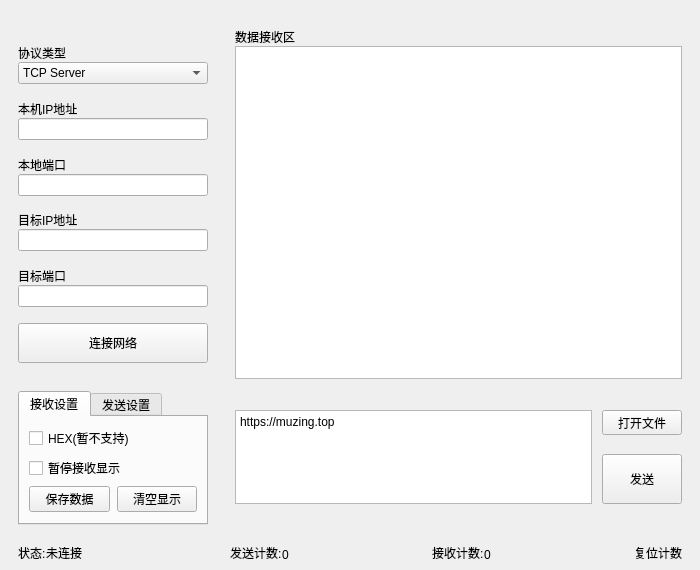
The window that UI/MainWindowUI.ui (Gchadking/NetAssist_PyQt) describes before a commit, drawn with Qt 5.
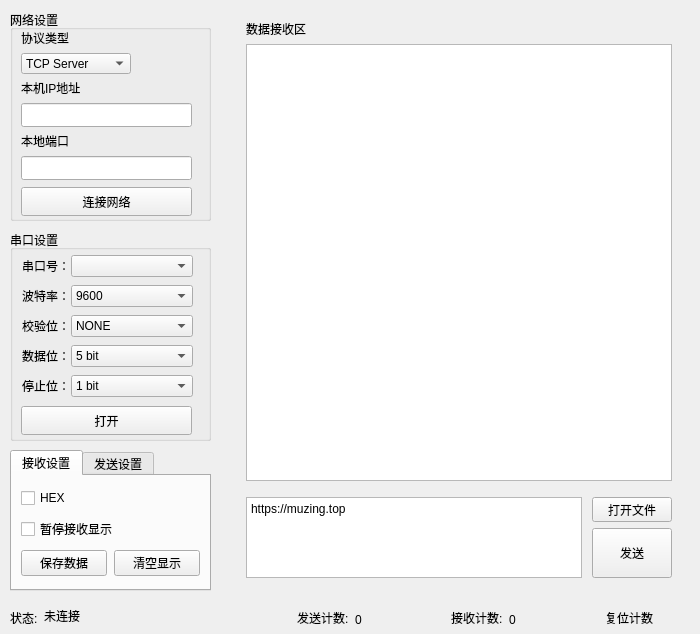
The same window after the commit. Icons and pictures are not drawn. Custom widgets are drawn as their Qt base class.

Commit message: '将h客户端和服务端合并并添加串口通讯界面'

The edit to the form file:
```diff
--- a/UI/MainWindowUI.ui
+++ b/UI/MainWindowUI.ui
@@ -7,7 +7,7 @@
     <x>0</x>
     <y>0</y>
     <width>700</width>
-    <height>570</height>
+    <height>634</height>
    </rect>
   </property>
   <property name="minimumSize">
@@ -23,338 +23,15 @@
    <iconset resource="resources.qrc">
     <normaloff>:/img/Icons/Network.png</normaloff>:/img/Icons/Network.png</iconset>
   </property>
-  <layout class="QGridLayout" name="gridLayout" columnstretch="1,4" rowminimumheight="9,5,0">
-   <property name="leftMargin">
-    <number>18</number>
-   </property>
-   <property name="topMargin">
-    <number>18</number>
-   </property>
-   <property name="rightMargin">
-    <number>18</number>
-   </property>
-   <property name="bottomMargin">
-    <number>8</number>
-   </property>
-   <property name="horizontalSpacing">
-    <number>22</number>
-   </property>
-   <property name="verticalSpacing">
-    <number>12</number>
-   </property>
-   <item row="0" column="0">
-    <layout class="QVBoxLayout" name="verticalLayout">
-     <item>
-      <spacer name="verticalSpacer_7">
-       <property name="orientation">
-        <enum>Qt::Vertical</enum>
-       </property>
-       <property name="sizeHint" stdset="0">
-        <size>
-         <width>20</width>
-         <height>50</height>
-        </size>
-       </property>
-      </spacer>
-     </item>
-     <item>
-      <widget class="QLabel" name="ProtocolTypeLabel">
-       <property name="text">
-        <string>协议类型</string>
-       </property>
-       <property name="alignment">
-        <set>Qt::AlignBottom|Qt::AlignLeading|Qt::AlignLeft</set>
-       </property>
-       <property name="buddy">
-        <cstring>ProtocolTypeComboBox</cstring>
-       </property>
-      </widget>
-     </item>
-     <item>
-      <widget class="QComboBox" name="ProtocolTypeComboBox">
-       <item>
-        <property name="text">
-         <string>TCP Server</string>
-        </property>
-       </item>
-       <item>
-        <property name="text">
-         <string>TCP Client</string>
-        </property>
-       </item>
-       <item>
-        <property name="text">
-         <string>UDP</string>
-        </property>
-       </item>
-       <item>
-        <property name="text">
-         <string>Web Server</string>
-        </property>
-       </item>
-      </widget>
-     </item>
-     <item>
-      <spacer name="verticalSpacer">
-       <property name="orientation">
-        <enum>Qt::Vertical</enum>
-       </property>
-       <property name="sizeHint" stdset="0">
-        <size>
-         <width>20</width>
-         <height>40</height>
-        </size>
-       </property>
-      </spacer>
-     </item>
-     <item>
-      <widget class="QLabel" name="MyHostAddrLabel">
-       <property name="text">
-        <string>本机IP地址</string>
-       </property>
-       <property name="alignment">
-        <set>Qt::AlignBottom|Qt::AlignLeading|Qt::AlignLeft</set>
-       </property>
-       <property name="buddy">
-        <cstring>MyHostAddrLineEdit</cstring>
-       </property>
-      </widget>
-     </item>
-     <item>
-      <widget class="QLineEdit" name="MyHostAddrLineEdit">
-       <property name="inputMask">
-        <string/>
-       </property>
-       <property name="alignment">
-        <set>Qt::AlignLeading|Qt::AlignLeft|Qt::AlignVCenter</set>
-       </property>
-       <property name="readOnly">
-        <bool>true</bool>
-       </property>
-      </widget>
-     </item>
-     <item>
-      <spacer name="verticalSpacer_6">
-       <property name="orientation">
-        <enum>Qt::Vertical</enum>
-       </property>
-       <property name="sizeHint" stdset="0">
-        <size>
-         <width>20</width>
-         <height>40</height>
-        </size>
-       </property>
-      </spacer>
-     </item>
-     <item>
-      <widget class="QLabel" name="MyPortLabel">
-       <property name="text">
-        <string>本地端口</string>
-       </property>
-       <property name="alignment">
-        <set>Qt::AlignBottom|Qt::AlignLeading|Qt::AlignLeft</set>
-       </property>
-       <property name="buddy">
-        <cstring>MyPortLineEdit</cstring>
-       </property>
-      </widget>
-     </item>
-     <item>
-      <widget class="PortLineEdit" name="MyPortLineEdit">
-       <property name="toolTip">
-        <string>作为Server启动时绑定的本地端口</string>
-       </property>
-       <property name="inputMask">
-        <string/>
-       </property>
-       <property name="maxLength">
-        <number>5</number>
-       </property>
-       <property name="alignment">
-        <set>Qt::AlignLeading|Qt::AlignLeft|Qt::AlignVCenter</set>
-       </property>
-      </widget>
-     </item>
-     <item>
-      <spacer name="verticalSpacer_5">
-       <property name="orientation">
-        <enum>Qt::Vertical</enum>
-       </property>
-       <property name="sizeHint" stdset="0">
-        <size>
-         <width>20</width>
-         <height>40</height>
-        </size>
-       </property>
-      </spacer>
-     </item>
-     <item>
-      <widget class="QLabel" name="label_4">
-       <property name="text">
-        <string>目标IP地址</string>
-       </property>
-       <property name="alignment">
-        <set>Qt::AlignBottom|Qt::AlignLeading|Qt::AlignLeft</set>
-       </property>
-       <property name="buddy">
-        <cstring>TargetIPLineEdit</cstring>
-       </property>
-      </widget>
-     </item>
-     <item>
-      <widget class="IPv4AddrLineEdit" name="TargetIPLineEdit">
-       <property name="toolTip">
-        <string>作为Client启动时连接服务器的地址</string>
-       </property>
-       <property name="maxLength">
-        <number>15</number>
-       </property>
-       <property name="alignment">
-        <set>Qt::AlignLeading|Qt::AlignLeft|Qt::AlignVCenter</set>
-       </property>
-      </widget>
-     </item>
-     <item>
-      <spacer name="verticalSpacer_3">
-       <property name="orientation">
-        <enum>Qt::Vertical</enum>
-       </property>
-       <property name="sizeHint" stdset="0">
-        <size>
-         <width>20</width>
-         <height>40</height>
-        </size>
-       </property>
-      </spacer>
-     </item>
-     <item>
-      <widget class="QLabel" name="label_6">
-       <property name="text">
-        <string>目标端口</string>
-       </property>
-       <property name="alignment">
-        <set>Qt::AlignBottom|Qt::AlignLeading|Qt::AlignLeft</set>
-       </property>
-       <property name="buddy">
-        <cstring>TargetPortLineEdit</cstring>
-       </property>
-      </widget>
-     </item>
-     <item>
-      <widget class="PortLineEdit" name="TargetPortLineEdit">
-       <property name="toolTip">
-        <string>作为Client启动时连接服务器的端口</string>
-       </property>
-       <property name="maxLength">
-        <number>5</number>
-       </property>
-       <property name="alignment">
-        <set>Qt::AlignLeading|Qt::AlignLeft|Qt::AlignVCenter</set>
-       </property>
-      </widget>
-     </item>
-     <item>
-      <spacer name="verticalSpacer_2">
-       <property name="orientation">
-        <enum>Qt::Vertical</enum>
-       </property>
-       <property name="sizeHint" stdset="0">
-        <size>
-         <width>20</width>
-         <height>40</height>
-        </size>
-       </property>
-      </spacer>
-     </item>
-     <item>
-      <widget class="ConnectButton" name="ConnectButton">
-       <property name="minimumSize">
-        <size>
-         <width>0</width>
-         <height>40</height>
-        </size>
-       </property>
-       <property name="maximumSize">
-        <size>
-         <width>16777215</width>
-         <height>40</height>
-        </size>
-       </property>
-       <property name="text">
-        <string>连接网络</string>
-       </property>
-       <property name="icon">
-        <iconset resource="resources.qrc">
-         <normaloff>:/img/Icons/broken_link_72px.ico</normaloff>
-         <normalon>:/img/Icons/link_72px.ico</normalon>:/img/Icons/broken_link_72px.ico</iconset>
-       </property>
-       <property name="checkable">
-        <bool>true</bool>
-       </property>
-       <property name="checked">
-        <bool>false</bool>
-       </property>
-      </widget>
-     </item>
-     <item>
-      <spacer name="verticalSpacer_4">
-       <property name="orientation">
-        <enum>Qt::Vertical</enum>
-       </property>
-       <property name="sizeHint" stdset="0">
-        <size>
-         <width>20</width>
-         <height>40</height>
-        </size>
-       </property>
-      </spacer>
-     </item>
-    </layout>
-   </item>
-   <item row="0" column="1">
-    <layout class="QVBoxLayout" name="verticalLayout_4">
-     <property name="leftMargin">
-      <number>5</number>
-     </property>
-     <property name="topMargin">
-      <number>10</number>
-     </property>
-     <property name="rightMargin">
-      <number>0</number>
-     </property>
-     <property name="bottomMargin">
-      <number>0</number>
-     </property>
-     <item>
-      <widget class="QLabel" name="ReceiveLabel">
-       <property name="sizePolicy">
-        <sizepolicy hsizetype="Preferred" vsizetype="Preferred">
-         <horstretch>0</horstretch>
-         <verstretch>0</verstretch>
-        </sizepolicy>
-       </property>
-       <property name="text">
-        <string>数据接收区</string>
-       </property>
-       <property name="alignment">
-        <set>Qt::AlignBottom|Qt::AlignLeading|Qt::AlignLeft</set>
-       </property>
-       <property name="wordWrap">
-        <bool>false</bool>
-       </property>
-      </widget>
-     </item>
-     <item>
-      <widget class="QPlainTextEdit" name="ReceivePlainTextEdit">
-       <property name="readOnly">
-        <bool>true</bool>
-       </property>
-      </widget>
-     </item>
-    </layout>
-   </item>
-   <item row="1" column="0">
     <widget class="QTabWidget" name="send_receive_setting">
+   <property name="geometry">
+    <rect>
+     <x>10</x>
+     <y>450</y>
+     <width>201</width>
+     <height>141</height>
+    </rect>
+   </property>
      <property name="minimumSize">
       <size>
        <width>190</width>
@@ -375,7 +52,7 @@
           <string>以十六进接收</string>
          </property>
          <property name="text">
-          <string>HEX(暂不支持)</string>
+        <string>HEX</string>
          </property>
         </widget>
        </item>
@@ -429,7 +106,7 @@
           <string>以十六进制发送</string>
          </property>
          <property name="text">
-          <string>HEX(暂不支持)</string>
+        <string>HEX</string>
          </property>
         </widget>
        </item>
@@ -494,84 +171,428 @@
       </layout>
      </widget>
     </widget>
-   </item>
-   <item row="1" column="1">
-    <layout class="QGridLayout" name="gridLayout_2">
-     <property name="leftMargin">
+  <widget class="QGroupBox" name="groupBox">
+   <property name="geometry">
+    <rect>
+     <x>10</x>
+     <y>10</y>
+     <width>201</width>
+     <height>211</height>
+    </rect>
+   </property>
+   <property name="title">
+    <string>网络设置</string>
+   </property>
+   <widget class="QLabel" name="ProtocolTypeLabel">
+    <property name="geometry">
+     <rect>
+      <x>11</x>
+      <y>21</y>
+      <width>60</width>
+      <height>16</height>
+     </rect>
+    </property>
+    <property name="text">
+     <string>协议类型</string>
+    </property>
+    <property name="alignment">
+     <set>Qt::AlignBottom|Qt::AlignLeading|Qt::AlignLeft</set>
+    </property>
+    <property name="buddy">
+     <cstring>ProtocolTypeComboBox</cstring>
+    </property>
+   </widget>
+   <widget class="QComboBox" name="ProtocolTypeComboBox">
+    <property name="geometry">
+     <rect>
+      <x>11</x>
+      <y>43</y>
+      <width>110</width>
+      <height>21</height>
+     </rect>
+    </property>
+    <item>
+     <property name="text">
+      <string>TCP Server</string>
+     </property>
+    </item>
+    <item>
+     <property name="text">
+      <string>TCP Client</string>
+     </property>
+    </item>
+    <item>
+     <property name="text">
+      <string>UDP</string>
+     </property>
+    </item>
+    <item>
+     <property name="text">
+      <string>Web Server</string>
+     </property>
+    </item>
+   </widget>
+   <widget class="QLabel" name="MyHostAddrLabel">
+    <property name="geometry">
+     <rect>
+      <x>11</x>
+      <y>71</y>
+      <width>76</width>
+      <height>16</height>
+     </rect>
+    </property>
+    <property name="text">
+     <string>本机IP地址</string>
+    </property>
+    <property name="alignment">
+     <set>Qt::AlignBottom|Qt::AlignLeading|Qt::AlignLeft</set>
+    </property>
+    <property name="buddy">
+     <cstring>MyHostAddrLineEdit</cstring>
+    </property>
+   </widget>
+   <widget class="IPv4AddrLineEdit" name="MyHostAddrLineEdit">
+    <property name="geometry">
+     <rect>
+      <x>11</x>
+      <y>93</y>
+      <width>171</width>
+      <height>24</height>
+     </rect>
+    </property>
+    <property name="inputMask">
+     <string/>
+    </property>
+    <property name="alignment">
+     <set>Qt::AlignLeading|Qt::AlignLeft|Qt::AlignVCenter</set>
+    </property>
+    <property name="readOnly">
+     <bool>false</bool>
+    </property>
+   </widget>
+   <widget class="QLabel" name="MyPortLabel">
+    <property name="geometry">
+     <rect>
+      <x>11</x>
+      <y>124</y>
+      <width>60</width>
+      <height>16</height>
+     </rect>
+    </property>
+    <property name="text">
+     <string>本地端口</string>
+    </property>
+    <property name="alignment">
+     <set>Qt::AlignBottom|Qt::AlignLeading|Qt::AlignLeft</set>
+    </property>
+    <property name="buddy">
+     <cstring>MyPortLineEdit</cstring>
+    </property>
+   </widget>
+   <widget class="PortLineEdit" name="MyPortLineEdit">
+    <property name="geometry">
+     <rect>
+      <x>11</x>
+      <y>146</y>
+      <width>171</width>
+      <height>24</height>
+     </rect>
+    </property>
+    <property name="toolTip">
+     <string>作为Server启动时绑定的本地端口</string>
+    </property>
+    <property name="inputMask">
+     <string/>
+    </property>
+    <property name="maxLength">
       <number>5</number>
      </property>
+    <property name="alignment">
+     <set>Qt::AlignLeading|Qt::AlignLeft|Qt::AlignVCenter</set>
+    </property>
+   </widget>
+   <widget class="ConnectButton" name="ConnectButton">
+    <property name="geometry">
+     <rect>
+      <x>11</x>
+      <y>177</y>
+      <width>171</width>
+      <height>29</height>
+     </rect>
+    </property>
+    <property name="minimumSize">
+     <size>
+      <width>0</width>
+      <height>20</height>
+     </size>
+    </property>
+    <property name="maximumSize">
+     <size>
+      <width>16777215</width>
+      <height>40</height>
+     </size>
+    </property>
+    <property name="text">
+     <string>连接网络</string>
+    </property>
+    <property name="icon">
+     <iconset resource="resources.qrc">
+      <normaloff>:/img/Icons/broken_link_72px.ico</normaloff>
+      <normalon>:/img/Icons/link_72px.ico</normalon>:/img/Icons/broken_link_72px.ico</iconset>
+    </property>
+    <property name="checkable">
+     <bool>true</bool>
+    </property>
+    <property name="checked">
+     <bool>false</bool>
+    </property>
+   </widget>
+  </widget>
+  <widget class="QGroupBox" name="groupBox_2">
+   <property name="geometry">
+    <rect>
+     <x>10</x>
+     <y>230</y>
+     <width>201</width>
+     <height>211</height>
+    </rect>
+   </property>
+   <property name="title">
+    <string>串口设置</string>
+   </property>
+   <widget class="OpenButton" name="openButton">
+    <property name="geometry">
+     <rect>
+      <x>11</x>
+      <y>176</y>
+      <width>171</width>
+      <height>29</height>
+     </rect>
+    </property>
+    <property name="text">
+     <string>打开</string>
+    </property>
+    <property name="icon">
+     <iconset resource="resources.qrc">
+      <normaloff>:/img/Icons/broken_link_72px.ico</normaloff>:/img/Icons/broken_link_72px.ico</iconset>
+    </property>
+    <property name="checkable">
+     <bool>true</bool>
+    </property>
+   </widget>
+   <widget class="QWidget" name="layoutWidget">
+    <property name="geometry">
+     <rect>
+      <x>12</x>
+      <y>23</y>
+      <width>171</width>
+      <height>151</height>
+     </rect>
+    </property>
+    <layout class="QGridLayout" name="gridLayout" columnstretch="0,3">
      <property name="horizontalSpacing">
-      <number>10</number>
+      <number>1</number>
      </property>
-     <item row="0" column="0" rowspan="2">
-      <widget class="QPlainTextEdit" name="SendPlainTextEdit">
-       <property name="plainText">
-        <string>https://muzing.top</string>
-       </property>
-       <property name="placeholderText">
-        <string>输入要发送的数据</string>
-       </property>
-      </widget>
-     </item>
-     <item row="0" column="1">
-      <widget class="QPushButton" name="OpenFilePushButton">
-       <property name="minimumSize">
-        <size>
-         <width>0</width>
-         <height>25</height>
-        </size>
-       </property>
-       <property name="maximumSize">
-        <size>
-         <width>80</width>
-         <height>25</height>
-        </size>
-       </property>
-       <property name="toolTip">
-        <string>打开要发送的文本文件或选择WebServer工作目录 Ctrl+O</string>
-       </property>
+     <item row="0" column="0">
+      <widget class="QLabel" name="serialPortLabel">
        <property name="text">
-        <string>打开文件</string>
+        <string>串口号：</string>
        </property>
-       <property name="shortcut">
-        <string>Ctrl+O</string>
-       </property>
       </widget>
      </item>
-     <item row="1" column="1">
-      <widget class="QPushButton" name="SendButton">
-       <property name="sizePolicy">
-        <sizepolicy hsizetype="Minimum" vsizetype="Fixed">
-         <horstretch>0</horstretch>
-         <verstretch>0</verstretch>
-        </sizepolicy>
-       </property>
-       <property name="minimumSize">
-        <size>
-         <width>0</width>
-         <height>50</height>
-        </size>
-       </property>
-       <property name="maximumSize">
-        <size>
-         <width>80</width>
-         <height>50</height>
-        </size>
-       </property>
-       <property name="toolTip">
-        <string>Alt+Enter发送</string>
-       </property>
+     <item row="1" column="0">
+      <widget class="QLabel" name="baudRatelabel">
        <property name="text">
-        <string>发送</string>
+        <string>波特率：</string>
        </property>
-       <property name="shortcut">
-        <string>Alt+Return</string>
-       </property>
       </widget>
-     </item>
-    </layout>
    </item>
    <item row="2" column="0">
+      <widget class="QLabel" name="checkBitlabel">
+       <property name="text">
+        <string>校验位：</string>
+       </property>
+      </widget>
+     </item>
+     <item row="3" column="0">
+      <widget class="QLabel" name="dataBitlabel">
+       <property name="text">
+        <string>数据位：</string>
+       </property>
+      </widget>
+     </item>
+     <item row="4" column="0">
+      <widget class="QLabel" name="stopBitlabel">
+       <property name="text">
+        <string>停止位：</string>
+       </property>
+      </widget>
+     </item>
+     <item row="0" column="1">
+      <widget class="QComboBox" name="serialPortcomboBox">
+       <property name="currentText">
+        <string/>
+       </property>
+       <property name="currentIndex">
+        <number>4</number>
+       </property>
+       <item>
+        <property name="text">
+         <string>COM1</string>
+        </property>
+       </item>
+       <item>
+        <property name="text">
+         <string>COM2</string>
+        </property>
+       </item>
+       <item>
+        <property name="text">
+         <string>COM3</string>
+        </property>
+       </item>
+       <item>
+        <property name="text">
+         <string>COM4</string>
+        </property>
+       </item>
+       <item>
+        <property name="text">
+         <string/>
+        </property>
+       </item>
+      </widget>
+     </item>
+     <item row="1" column="1">
+      <widget class="QComboBox" name="baudRatecomboBox">
+       <item>
+        <property name="text">
+         <string>9600</string>
+        </property>
+       </item>
+       <item>
+        <property name="text">
+         <string>14400</string>
+        </property>
+       </item>
+       <item>
+        <property name="text">
+         <string>19200</string>
+        </property>
+       </item>
+       <item>
+        <property name="text">
+         <string>38400</string>
+        </property>
+       </item>
+       <item>
+        <property name="text">
+         <string>56000</string>
+        </property>
+       </item>
+       <item>
+        <property name="text">
+         <string>57600</string>
+        </property>
+       </item>
+       <item>
+        <property name="text">
+         <string>115200</string>
+        </property>
+       </item>
+       <item>
+        <property name="text">
+         <string>128000</string>
+        </property>
+       </item>
+      </widget>
+     </item>
+     <item row="2" column="1">
+      <widget class="QComboBox" name="checkBitcomboBox">
+       <item>
+        <property name="text">
+         <string>NONE</string>
+        </property>
+       </item>
+       <item>
+        <property name="text">
+         <string>ODD</string>
+        </property>
+       </item>
+       <item>
+        <property name="text">
+         <string>EVEN</string>
+        </property>
+       </item>
+       <item>
+        <property name="text">
+         <string>MARK</string>
+        </property>
+       </item>
+       <item>
+        <property name="text">
+         <string>SPACE</string>
+        </property>
+       </item>
+      </widget>
+     </item>
+     <item row="3" column="1">
+      <widget class="QComboBox" name="dataBitcomboBox">
+       <item>
+        <property name="text">
+         <string>5 bit</string>
+        </property>
+       </item>
+       <item>
+        <property name="text">
+         <string>6 bit</string>
+        </property>
+       </item>
+       <item>
+        <property name="text">
+         <string>7 bit</string>
+        </property>
+       </item>
+       <item>
+        <property name="text">
+         <string>8 bit</string>
+        </property>
+       </item>
+      </widget>
+     </item>
+     <item row="4" column="1">
+      <widget class="QComboBox" name="stopBitcomboBox">
+       <item>
+        <property name="text">
+         <string>1 bit</string>
+        </property>
+       </item>
+       <item>
+        <property name="text">
+         <string>1.5 bit</string>
+        </property>
+       </item>
+       <item>
+        <property name="text">
+         <string>2 bit</string>
+        </property>
+       </item>
+      </widget>
+     </item>
+    </layout>
+   </widget>
+  </widget>
+  <widget class="QWidget" name="layoutWidget">
+   <property name="geometry">
+    <rect>
+     <x>10</x>
+     <y>598</y>
+     <width>643</width>
+     <height>29</height>
+    </rect>
+   </property>
+   <layout class="QHBoxLayout" name="horizontalLayout">
+    <item>
     <layout class="QHBoxLayout" name="horizontalLayout_3" stretch="0,1,0">
      <item>
       <widget class="QLabel" name="label_7">
@@ -635,7 +656,7 @@
      </item>
     </layout>
    </item>
-   <item row="2" column="1">
+    <item>
     <layout class="QHBoxLayout" name="horizontalLayout_4">
      <item>
       <widget class="QLabel" name="label_9">
@@ -765,17 +786,169 @@
    </item>
   </layout>
  </widget>
+  <widget class="QWidget" name="layoutWidget">
+   <property name="geometry">
+    <rect>
+     <x>241</x>
+     <y>10</y>
+     <width>431</width>
+     <height>581</height>
+    </rect>
+   </property>
+   <layout class="QVBoxLayout" name="verticalLayout" stretch="7,0,3,0">
+    <item>
+     <layout class="QVBoxLayout" name="verticalLayout_4">
+      <property name="leftMargin">
+       <number>5</number>
+      </property>
+      <property name="topMargin">
+       <number>10</number>
+      </property>
+      <property name="rightMargin">
+       <number>0</number>
+      </property>
+      <property name="bottomMargin">
+       <number>0</number>
+      </property>
+      <item>
+       <widget class="QLabel" name="ReceiveLabel">
+        <property name="sizePolicy">
+         <sizepolicy hsizetype="Preferred" vsizetype="Preferred">
+          <horstretch>0</horstretch>
+          <verstretch>0</verstretch>
+         </sizepolicy>
+        </property>
+        <property name="text">
+         <string>数据接收区</string>
+        </property>
+        <property name="alignment">
+         <set>Qt::AlignBottom|Qt::AlignLeading|Qt::AlignLeft</set>
+        </property>
+        <property name="wordWrap">
+         <bool>false</bool>
+        </property>
+       </widget>
+      </item>
+      <item>
+       <widget class="QPlainTextEdit" name="ReceivePlainTextEdit">
+        <property name="readOnly">
+         <bool>true</bool>
+        </property>
+       </widget>
+      </item>
+     </layout>
+    </item>
+    <item>
+     <spacer name="verticalSpacer">
+      <property name="orientation">
+       <enum>Qt::Vertical</enum>
+      </property>
+      <property name="sizeHint" stdset="0">
+       <size>
+        <width>20</width>
+        <height>10</height>
+       </size>
+      </property>
+     </spacer>
+    </item>
+    <item>
+     <layout class="QGridLayout" name="gridLayout_2">
+      <property name="leftMargin">
+       <number>5</number>
+      </property>
+      <property name="horizontalSpacing">
+       <number>10</number>
+      </property>
+      <item row="0" column="0" rowspan="2">
+       <widget class="QPlainTextEdit" name="SendPlainTextEdit">
+        <property name="plainText">
+         <string>https://muzing.top</string>
+        </property>
+        <property name="placeholderText">
+         <string>输入要发送的数据</string>
+        </property>
+       </widget>
+      </item>
+      <item row="0" column="1">
+       <widget class="QPushButton" name="OpenFilePushButton">
+        <property name="minimumSize">
+         <size>
+          <width>0</width>
+          <height>25</height>
+         </size>
+        </property>
+        <property name="maximumSize">
+         <size>
+          <width>80</width>
+          <height>25</height>
+         </size>
+        </property>
+        <property name="toolTip">
+         <string>打开要发送的文本文件或选择WebServer工作目录 Ctrl+O</string>
+        </property>
+        <property name="text">
+         <string>打开文件</string>
+        </property>
+        <property name="shortcut">
+         <string>Ctrl+O</string>
+        </property>
+       </widget>
+      </item>
+      <item row="1" column="1">
+       <widget class="QPushButton" name="SendButton">
+        <property name="sizePolicy">
+         <sizepolicy hsizetype="Minimum" vsizetype="Fixed">
+          <horstretch>0</horstretch>
+          <verstretch>0</verstretch>
+         </sizepolicy>
+        </property>
+        <property name="minimumSize">
+         <size>
+          <width>0</width>
+          <height>50</height>
+         </size>
+        </property>
+        <property name="maximumSize">
+         <size>
+          <width>80</width>
+          <height>50</height>
+         </size>
+        </property>
+        <property name="toolTip">
+         <string>Alt+Enter发送</string>
+        </property>
+        <property name="text">
+         <string>发送</string>
+        </property>
+        <property name="shortcut">
+         <string>Alt+Return</string>
+        </property>
+       </widget>
+      </item>
+     </layout>
+    </item>
+    <item>
+     <spacer name="verticalSpacer_2">
+      <property name="orientation">
+       <enum>Qt::Vertical</enum>
+      </property>
+      <property name="sizeHint" stdset="0">
+       <size>
+        <width>20</width>
+        <height>13</height>
+       </size>
+      </property>
+     </spacer>
+    </item>
+   </layout>
+  </widget>
+ </widget>
  <customwidgets>
   <customwidget>
    <class>PortLineEdit</class>
    <extends>QLineEdit</extends>
    <header>UI.MyWidgets</header>
   </customwidget>
-  <customwidget>
-   <class>IPv4AddrLineEdit</class>
-   <extends>QLineEdit</extends>
-   <header>UI.MyWidgets</header>
-  </customwidget>
   <customwidget>
    <class>ConnectButton</class>
    <extends>QPushButton</extends>
@@ -786,6 +959,16 @@
    <extends>QLabel</extends>
    <header>UI.MyWidgets</header>
   </customwidget>
+  <customwidget>
+   <class>IPv4AddrLineEdit</class>
+   <extends>QLineEdit</extends>
+   <header>UI.MyWidgets</header>
+  </customwidget>
+  <customwidget>
+   <class>OpenButton</class>
+   <extends>QPushButton</extends>
+   <header>UI.MyWidgets</header>
+  </customwidget>
  </customwidgets>
  <resources>
   <include location="resources.qrc"/>
```
Lines whose indentation alone changed are shown as unchanged. The commit also changes 8 other files.
